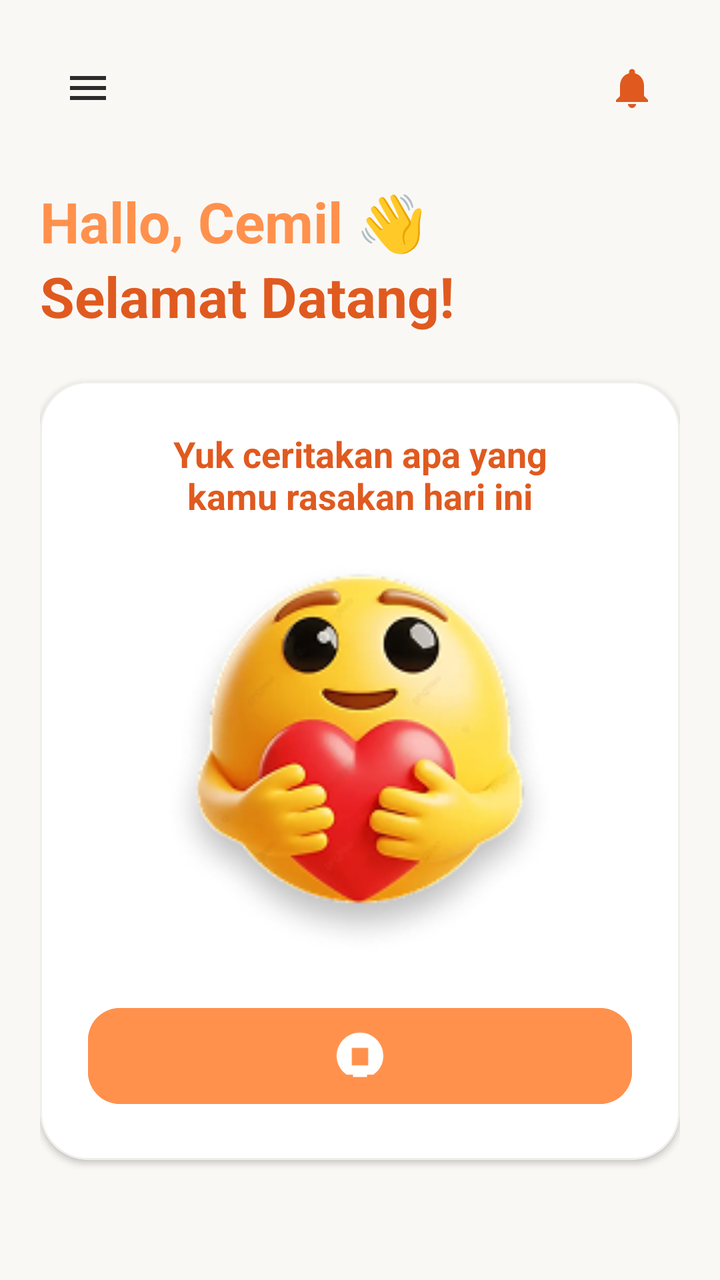
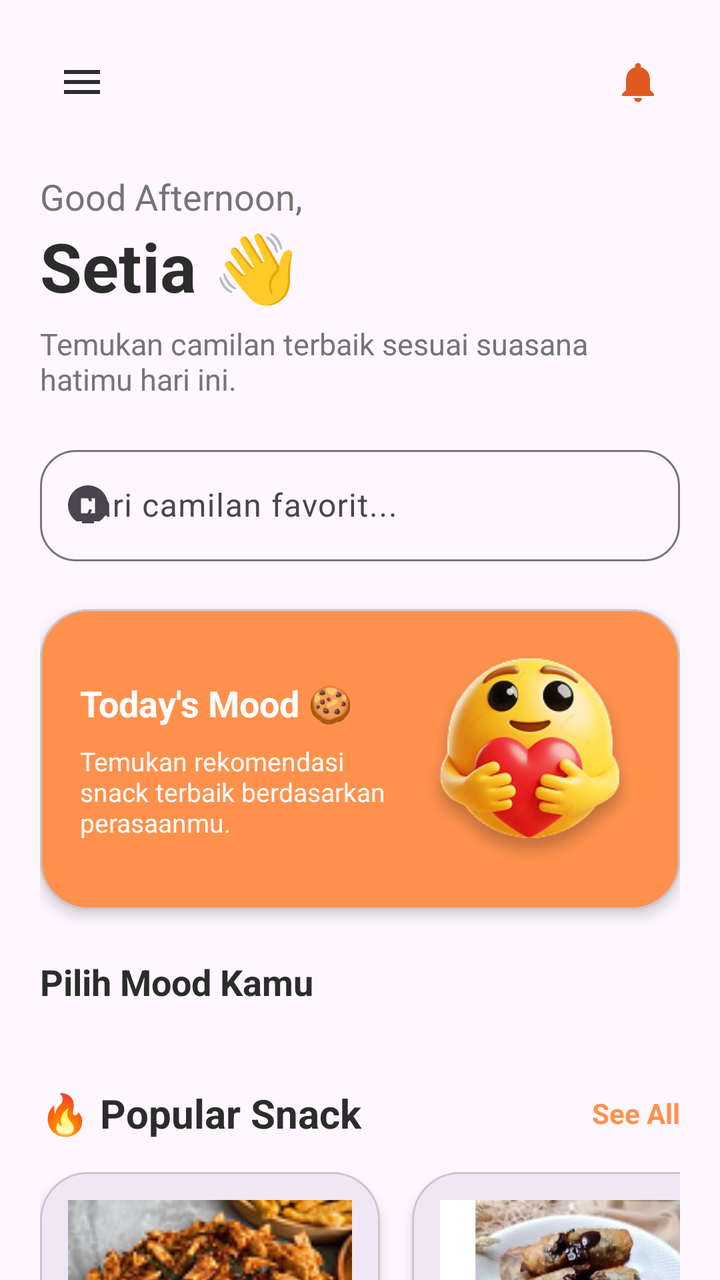

Before-and-after screenshots of an Android layout around one commit, followed by the original layout XML and the change that was made.
<!-- AndroidManifest.xml: application theme Theme.Cemil_feels -->
<!-- res/layout/activity_home.xml -->
<?xml version="1.0" encoding="utf-8"?>
<androidx.constraintlayout.widget.ConstraintLayout xmlns:android="http://schemas.android.com/apk/res/android"
    xmlns:app="http://schemas.android.com/apk/res-auto"
    android:layout_width="match_parent"
    android:layout_height="match_parent"
    android:background="@color/colorBackground"
    android:padding="20dp">

    
    <ImageButton
        android:id="@+id/btn_menu"
        android:layout_width="48dp"
        android:layout_height="48dp"
        android:background="?attr/selectableItemBackgroundBorderless"
        android:contentDescription="Menu"
        app:srcCompat="@drawable/ic_menu"
        app:layout_constraintStart_toStartOf="parent"
        app:layout_constraintTop_toTopOf="parent" />

    <ImageButton
        android:id="@+id/btn_notification"
        android:layout_width="48dp"
        android:layout_height="48dp"
        android:background="?attr/selectableItemBackgroundBorderless"
        android:contentDescription="Notifikasi"
        app:srcCompat="@drawable/ic_bell"
        app:layout_constraintEnd_toEndOf="parent"
        app:layout_constraintTop_toTopOf="parent" />

    
    <TextView
        android:id="@+id/tv_home_hello"
        android:layout_width="match_parent"
        android:layout_height="wrap_content"
        android:layout_marginTop="24dp"
        android:text="Hallo, Cemil 👋"
        android:textColor="@color/colorPrimary"
        android:textSize="28sp"
        android:textStyle="bold"
        app:layout_constraintTop_toBottomOf="@id/btn_menu" />

    <TextView
        android:id="@+id/tv_home_welcome"
        android:layout_width="match_parent"
        android:layout_height="wrap_content"
        android:text="Selamat Datang!"
        android:textColor="@color/colorPrimaryDark"
        android:textSize="28sp"
        android:textStyle="bold"
        app:layout_constraintTop_toBottomOf="@id/tv_home_hello" />

    
    <com.google.android.material.card.MaterialCardView
        android:id="@+id/card_home_interactive"
        android:layout_width="match_parent"
        android:layout_height="0dp"
        android:layout_marginTop="24dp"
        android:layout_marginBottom="40dp"
        app:cardCornerRadius="24dp"
        app:cardElevation="2dp"
        app:strokeColor="@color/colorGrayLight"
        app:strokeWidth="1dp"
        app:cardBackgroundColor="@color/white"
        app:layout_constraintBottom_toBottomOf="parent"
        app:layout_constraintTop_toBottomOf="@id/tv_home_welcome">

        <androidx.constraintlayout.widget.ConstraintLayout
            android:layout_width="match_parent"
            android:layout_height="match_parent"
            android:padding="24dp">

            
            <TextView
                android:id="@+id/tv_card_invitation"
                android:layout_width="match_parent"
                android:layout_height="wrap_content"
                android:text="Yuk ceritakan apa yang\nkamu rasakan hari ini"
                android:textColor="@color/colorPrimaryDark"
                android:textSize="18sp"
                android:textStyle="bold"
                android:gravity="center"
                app:layout_constraintTop_toTopOf="parent" />

            
            <ImageView
                android:id="@+id/iv_emoji_hug"
                android:layout_width="200dp"
                android:layout_height="200dp"
                android:src="@drawable/emot_home"
                android:scaleType="fitCenter"
                app:layout_constraintBottom_toTopOf="@id/btn_pointer"
                app:layout_constraintEnd_toEndOf="parent"
                app:layout_constraintStart_toStartOf="parent"
                app:layout_constraintTop_toBottomOf="@id/tv_card_invitation" />

            
            <com.google.android.material.button.MaterialButton
                android:id="@+id/btn_pointer"
                android:layout_width="match_parent"
                android:layout_height="56dp"
                android:backgroundTint="@color/colorPrimary"
                app:icon="@drawable/ic_pointer"
                app:iconGravity="textStart"
                app:iconPadding="0dp"
                app:iconSize="28dp"
                app:iconTint="@color/white"
                app:cornerRadius="16dp"
                app:layout_constraintBottom_toBottomOf="parent" />

        </androidx.constraintlayout.widget.ConstraintLayout>
    </com.google.android.material.card.MaterialCardView>

</androidx.constraintlayout.widget.ConstraintLayout>
<!-- resources referenced by this layout -->
<resources>
  <color name="colorBackground">#FAF8F5</color>
  <color name="colorGrayLight">#F0EFEA</color>
  <color name="colorPrimary">#FF914D</color>
  <color name="colorPrimaryDark">#E05A1F</color>
  <color name="white">#FFFFFFFF</color>
  <!-- drawable emot_home: png bitmap (drawable, 41996 bytes) -->
  <!-- drawable ic_bell (drawable) -->
  <vector xmlns:android="http://schemas.android.com/apk/res/android"
      android:width="24dp"
      android:height="24dp"
      android:viewportWidth="24"
      android:viewportHeight="24">
    <path
        android:fillColor="#FFE05A1F"
        android:pathData="M12,22c1.1,0 2,-0.9 2,-2h-4c0,1.1 0.9,2 2,2zm6,-6v-5c0,-3.07 -1.63,-5.64 -4.5,-6.32V4c0,-0.83 -0.67,-1.5 -1.5,-1.5s-1.5,0.67 -1.5,1.5v0.68C7.64,5.36 6,7.92 6,11v5l-2,2v1h16v-1l-2,-2z"/>
  </vector>
  <!-- drawable ic_menu (drawable) -->
  <vector xmlns:android="http://schemas.android.com/apk/res/android"
      android:width="24dp"
      android:height="24dp"
      android:viewportWidth="24"
      android:viewportHeight="24">
    <path
        android:fillColor="#FF2C2C2C"
        android:pathData="M3,18h18v-2H3v2zm0,-5h18v-2H3v2zm0,-7v2h18V6H3z"/>
  </vector>
  <!-- drawable ic_pointer (drawable) -->
  <vector xmlns:android="http://schemas.android.com/apk/res/android"
      android:width="24dp"
      android:height="24dp"
      android:viewportWidth="24"
      android:viewportHeight="24">
    <path
        android:fillColor="#FFFFFFFF"
        android:pathData="M9,21h6v-2H9v2zm3,-19C6.48,2 2,6.48 2,12c0,3.31 1.69,6.21 4.28,8h11.44c2.59,-1.79 4.28,-4.69 4.28,-8 0,-5.52 -4.48,-10 -10,-10zm3.5,14H8.5V8.5h7V16z"/>
  </vector>
  <style name="Theme.Cemil_feels" parent="Base.Theme.Cemil_feels" />
  <style name="Base.Theme.Cemil_feels" parent="Theme.Material3.DayNight.NoActionBar">
          
          
      </style>
</resources>

<!-- the commit's change to res/layout/activity_home.xml (unified diff, before → after) -->
@@ -1,113 +1,395 @@
 <?xml version="1.0" encoding="utf-8"?>
-<androidx.constraintlayout.widget.ConstraintLayout xmlns:android="http://schemas.android.com/apk/res/android"
+<androidx.core.widget.NestedScrollView
+    xmlns:android="http://schemas.android.com/apk/res/android"
     xmlns:app="http://schemas.android.com/apk/res-auto"
     android:layout_width="match_parent"
     android:layout_height="match_parent"
-    android:background="@color/colorBackground"
-    android:padding="20dp">
-
-    
-    <ImageButton
-        android:id="@+id/btn_menu"
-        android:layout_width="48dp"
-        android:layout_height="48dp"
-        android:background="?attr/selectableItemBackgroundBorderless"
-        android:contentDescription="Menu"
-        app:srcCompat="@drawable/ic_menu"
-        app:layout_constraintStart_toStartOf="parent"
-        app:layout_constraintTop_toTopOf="parent" />
-
-    <ImageButton
-        android:id="@+id/btn_notification"
-        android:layout_width="48dp"
-        android:layout_height="48dp"
-        android:background="?attr/selectableItemBackgroundBorderless"
-        android:contentDescription="Notifikasi"
-        app:srcCompat="@drawable/ic_bell"
-        app:layout_constraintEnd_toEndOf="parent"
-        app:layout_constraintTop_toTopOf="parent" />
-
-    
-    <TextView
-        android:id="@+id/tv_home_hello"
+    android:fillViewport="true"
+    android:background="@drawable/bg_welcome">
+
+    <LinearLayout
         android:layout_width="match_parent"
         android:layout_height="wrap_content"
-        android:layout_marginTop="24dp"
-        android:text="Hallo, Cemil 👋"
-        android:textColor="@color/colorPrimary"
-        android:textSize="28sp"
-        android:textStyle="bold"
-        app:layout_constraintTop_toBottomOf="@id/btn_menu" />
-
-    <TextView
-        android:id="@+id/tv_home_welcome"
-        android:layout_width="match_parent"
-        android:layout_height="wrap_content"
-        android:text="Selamat Datang!"
-        android:textColor="@color/colorPrimaryDark"
-        android:textSize="28sp"
-        android:textStyle="bold"
-        app:layout_constraintTop_toBottomOf="@id/tv_home_hello" />
-
-    
-    <com.google.android.material.card.MaterialCardView
-        android:id="@+id/card_home_interactive"
-        android:layout_width="match_parent"
-        android:layout_height="0dp"
-        android:layout_marginTop="24dp"
-        android:layout_marginBottom="40dp"
-        app:cardCornerRadius="24dp"
-        app:cardElevation="2dp"
-        app:strokeColor="@color/colorGrayLight"
-        app:strokeWidth="1dp"
-        app:cardBackgroundColor="@color/white"
-        app:layout_constraintBottom_toBottomOf="parent"
-        app:layout_constraintTop_toBottomOf="@id/tv_home_welcome">
-
-        <androidx.constraintlayout.widget.ConstraintLayout
-            android:layout_width="match_parent"
-            android:layout_height="match_parent"
-            android:padding="24dp">
-
-            
-            <TextView
-                android:id="@+id/tv_card_invitation"
+        android:orientation="vertical"
+        android:padding="20dp">
+
+        
+        
+        
+
+        <LinearLayout
+            android:layout_width="match_parent"
+            android:layout_height="wrap_content"
+            android:orientation="horizontal"
+            android:gravity="center_vertical">
+
+            <ImageButton
+                android:id="@+id/btn_menu"
+                android:layout_width="42dp"
+                android:layout_height="42dp"
+                android:background="?attr/selectableItemBackgroundBorderless"
+                android:src="@drawable/ic_menu"
+                android:contentDescription="Menu"/>
+
+            <View
+                android:layout_width="0dp"
+                android:layout_height="1dp"
+                android:layout_weight="1"/>
+
+            <ImageButton
+                android:id="@+id/btn_notification"
+                android:layout_width="42dp"
+                android:layout_height="42dp"
+                android:background="?attr/selectableItemBackgroundBorderless"
+                android:src="@drawable/ic_bell"
+                android:contentDescription="Notification"/>
+
+        </LinearLayout>
+
+        
+        
+        
+
+        <TextView
+            android:layout_width="wrap_content"
+            android:layout_height="wrap_content"
+            android:text="Good Afternoon,"
+            android:textColor="@color/textSecondary"
+            android:textSize="18sp"
+            android:layout_marginTop="24dp"/>
+
+        <TextView
+            android:id="@+id/tvUsername"
+            android:layout_width="wrap_content"
+            android:layout_height="wrap_content"
+            android:text="Setia 👋"
+            android:textStyle="bold"
+            android:textSize="34sp"
+            android:textColor="@color/textPrimary"/>
+
+        <TextView
+            android:layout_width="match_parent"
+            android:layout_height="wrap_content"
+            android:text="Temukan camilan terbaik sesuai suasana hatimu hari ini."
+            android:textColor="@color/textSecondary"
+            android:textSize="15sp"
+            android:layout_marginTop="6dp"/>
+
+        
+        
+        
+
+        <com.google.android.material.textfield.TextInputLayout
+            android:id="@+id/searchLayout"
+            style="@style/Widget.Material3.TextInputLayout.OutlinedBox"
+            android:layout_width="match_parent"
+            android:layout_height="wrap_content"
+            android:layout_marginTop="20dp"
+            android:hint="Cari camilan favorit..."
+            app:startIconDrawable="@drawable/ic_pointer"
+            app:boxCornerRadiusTopStart="18dp"
+            app:boxCornerRadiusTopEnd="18dp"
+            app:boxCornerRadiusBottomStart="18dp"
+            app:boxCornerRadiusBottomEnd="18dp">
+
+            <com.google.android.material.textfield.TextInputEditText
+                android:id="@+id/etSearch"
+                android:layout_width="match_parent"
+                android:layout_height="wrap_content"/>
+
+        </com.google.android.material.textfield.TextInputLayout>
+
+        
+        
+        
+
+        <com.google.android.material.card.MaterialCardView
+            android:layout_width="match_parent"
+            android:layout_height="wrap_content"
+            android:layout_marginTop="24dp"
+            app:cardCornerRadius="24dp"
+            app:cardElevation="4dp"
+            app:cardBackgroundColor="@color/colorPrimary">
+
+            <LinearLayout
                 android:layout_width="match_parent"
                 android:layout_height="wrap_content"
-                android:text="Yuk ceritakan apa yang\nkamu rasakan hari ini"
-                android:textColor="@color/colorPrimaryDark"
-                android:textSize="18sp"
-                android:textStyle="bold"
-                android:gravity="center"
-                app:layout_constraintTop_toTopOf="parent" />
+                android:orientation="horizontal"
+                android:padding="20dp"
+                android:gravity="center_vertical">
+
+                <LinearLayout
+                    android:layout_width="0dp"
+                    android:layout_height="wrap_content"
+                    android:layout_weight="1"
+                    android:orientation="vertical">
+
+                    <TextView
+                        android:layout_width="wrap_content"
+                        android:layout_height="wrap_content"
+                        android:text="Today's Mood 🍪"
+                        android:textColor="@android:color/white"
+                        android:textStyle="bold"
+                        android:textSize="18sp"/>
+
+                    <TextView
+                        android:layout_width="wrap_content"
+                        android:layout_height="wrap_content"
+                        android:text="Temukan rekomendasi snack terbaik berdasarkan perasaanmu."
+                        android:textColor="@android:color/white"
+                        android:textSize="13sp"
+                        android:layout_marginTop="8dp"/>
+
+                </LinearLayout>
+
+                <ImageView
+                    android:layout_width="110dp"
+                    android:layout_height="110dp"
+                    android:src="@drawable/emot_home"
+                    android:scaleType="fitCenter"/>
+
+            </LinearLayout>
+
+        </com.google.android.material.card.MaterialCardView>
+
+        
+        
+        
+
+        <TextView
+            android:layout_width="wrap_content"
+            android:layout_height="wrap_content"
+            android:text="Pilih Mood Kamu"
+            android:textStyle="bold"
+            android:textSize="18sp"
+            android:textColor="@color/textPrimary"
+            android:layout_marginTop="24dp"/>
+
+        <com.google.android.material.chip.ChipGroup
+            android:id="@+id/chipGroupMood"
+            android:layout_width="match_parent"
+            android:layout_height="wrap_content"
+            android:layout_marginTop="12dp"
+            app:singleSelection="true">
+
+            <com.google.android.material.chip.Chip
+                android:id="@+id/chipHappy"
+                style="@style/Widget.Material3.Chip.Assist"
+                android:text="😊 Happy"/>
+
+            <com.google.android.material.chip.Chip
+                android:id="@+id/chipSad"
+                style="@style/Widget.Material3.Chip.Assist"
+                android:text="😢 Sad"/>
+
+            <com.google.android.material.chip.Chip
+                android:id="@+id/chipAngry"
+                style="@style/Widget.Material3.Chip.Assist"
+                android:text="😡 Angry"/>
+
+            <com.google.android.material.chip.Chip
+                android:id="@+id/chipBored"
+                style="@style/Widget.Material3.Chip.Assist"
+                android:text="😴 Bored"/>
+
+        </com.google.android.material.chip.ChipGroup>
 
             
-            <ImageView
-                android:id="@+id/iv_emoji_hug"
-                android:layout_width="200dp"
-                android:layout_height="200dp"
-                android:src="@drawable/emot_home"
-                android:scaleType="fitCenter"
-                app:layout_constraintBottom_toTopOf="@id/btn_pointer"
-                app:layout_constraintEnd_toEndOf="parent"
-                app:layout_constraintStart_toStartOf="parent"
-                app:layout_constraintTop_toBottomOf="@id/tv_card_invitation" />
-
             
-            <com.google.android.material.button.MaterialButton
-                android:id="@+id/btn_pointer"
+            
+
+            <LinearLayout
                 android:layout_width="match_parent"
-                android:layout_height="56dp"
-                android:backgroundTint="@color/colorPrimary"
-                app:icon="@drawable/ic_pointer"
-                app:iconGravity="textStart"
-                app:iconPadding="0dp"
-                app:iconSize="28dp"
-                app:iconTint="@color/white"
-                app:cornerRadius="16dp"
-                app:layout_constraintBottom_toBottomOf="parent" />
-
-        </androidx.constraintlayout.widget.ConstraintLayout>
-    </com.google.android.material.card.MaterialCardView>
-
-</androidx.constraintlayout.widget.ConstraintLayout>
+                android:layout_height="wrap_content"
+                android:layout_marginTop="28dp"
+                android:gravity="center_vertical"
+                android:orientation="horizontal">
+
+                <TextView
+                    android:layout_width="0dp"
+                    android:layout_height="wrap_content"
+                    android:layout_weight="1"
+                    android:text="🔥 Popular Snack"
+                    android:textColor="@color/textPrimary"
+                    android:textSize="20sp"
+                    android:textStyle="bold"/>
+
+                <TextView
+                    android:id="@+id/tvSeeAll"
+                    android:layout_width="wrap_content"
+                    android:layout_height="wrap_content"
+                    android:text="See All"
+                    android:textColor="@color/colorPrimary"
+                    android:textStyle="bold"/>
+
+            </LinearLayout>
+
+            
+
+            <HorizontalScrollView
+                android:layout_width="match_parent"
+                android:layout_height="wrap_content"
+                android:layout_marginTop="16dp"
+                android:scrollbars="none">
+
+                <LinearLayout
+                    android:layout_width="wrap_content"
+                    android:layout_height="wrap_content"
+                    android:orientation="horizontal">
+
+                    
+
+                    <com.google.android.material.card.MaterialCardView
+                        android:layout_width="170dp"
+                        android:layout_height="230dp"
+                        android:layout_marginEnd="16dp"
+                        app:cardCornerRadius="24dp"
+                        app:cardElevation="4dp">
+
+                        <LinearLayout
+                            android:layout_width="match_parent"
+                            android:layout_height="match_parent"
+                            android:orientation="vertical"
+                            android:padding="14dp">
+
+                            <ImageView
+                                android:layout_width="match_parent"
+                                android:layout_height="120dp"
+                                android:scaleType="centerCrop"
+                                android:src="@drawable/basreng_stik"/>
+
+                            <TextView
+                                android:layout_width="wrap_content"
+                                android:layout_height="wrap_content"
+                                android:text="Basreng Pedas"
+                                android:textStyle="bold"
+                                android:textSize="16sp"
+                                android:textColor="@color/textPrimary"
+                                android:layout_marginTop="10dp"/>
+
+                            <TextView
+                                android:layout_width="wrap_content"
+                                android:layout_height="wrap_content"
+                                android:text="⭐⭐⭐⭐⭐"
+                                android:textColor="#F9A825"
+                                android:layout_marginTop="4dp"/>
+
+                            <TextView
+                                android:layout_width="wrap_content"
+                                android:layout_height="wrap_content"
+                                android:text="Rp12.000"
+                                android:textStyle="bold"
+                                android:textColor="@color/colorPrimary"
+                                android:textSize="16sp"
+                                android:layout_marginTop="6dp"/>
+
+                        </LinearLayout>
+
+                    </com.google.android.material.card.MaterialCardView>
+
+                    
+
+                    <com.google.android.material.card.MaterialCardView
+                        android:layout_width="170dp"
+                        android:layout_height="230dp"
+                        android:layout_marginEnd="16dp"
+                        app:cardCornerRadius="24dp"
+                        app:cardElevation="4dp">
+
+                        <LinearLayout
+                            android:layout_width="match_parent"
+                            android:layout_height="match_parent"
+                            android:orientation="vertical"
+                            android:padding="14dp">
+
+                            <ImageView
+                                android:layout_width="match_parent"
+                                android:layout_height="120dp"
+                                android:scaleType="centerCrop"
+                                android:src="@drawable/piscok_lumer_coklat"/>
+
+                            <TextView
+                                android:layout_width="wrap_content"
+                                android:layout_height="wrap_content"
+                                android:text="Piscok Lumer"
+                                android:textStyle="bold"
+                                android:textSize="16sp"
+                                android:textColor="@color/textPrimary"
+                                android:layout_marginTop="10dp"/>
+
+                            <TextView
+                                android:layout_width="wrap_content"
+                                android:layout_height="wrap_content"
+                                android:text="⭐⭐⭐⭐⭐"
+                                android:textColor="#F9A825"
+                                android:layout_marginTop="4dp"/>
+
+                            <TextView
+                                android:layout_width="wrap_content"
+                                android:layout_height="wrap_content"
+                                android:text="Rp15.000"
+                                android:textStyle="bold"
+                                android:textColor="@color/colorPrimary"
+                                android:textSize="16sp"
+                                android:layout_marginTop="6dp"/>
+
+                        </LinearLayout>
+
+                    </com.google.android.material.card.MaterialCardView>
+
+                    
+
+                    <com.google.android.material.card.MaterialCardView
+                        android:layout_width="170dp"
+                        android:layout_height="230dp"
+                        app:cardCornerRadius="24dp"
+                        app:cardElevation="4dp">
+
+                        <LinearLayout
+                            android:layout_width="match_parent"
+                            android:layout_height="match_parent"
+                            android:orientation="vertical"
+                            android:padding="14dp">
+
+                            <ImageView
+                                android:layout_width="match_parent"
+                                android:layout_height="120dp"
+                                android:scaleType="centerCrop"
+                                android:src="@drawable/cireng_sambal_rujak"/>
+
+                            <TextView
+                                android:layout_width="wrap_content"
+                                android:layout_height="wrap_content"
+                                android:text="Cireng Rujak"
+                                android:textStyle="bold"
+                                android:textSize="16sp"
+                                android:textColor="@color/textPrimary"
+                                android:layout_marginTop="10dp"/>
+
+                            <TextView
+                                android:layout_width="wrap_content"
+                                android:layout_height="wrap_content"
+                                android:text="⭐⭐⭐⭐⭐"
+                                android:textColor="#F9A825"
+                                android:layout_marginTop="4dp"/>
+
+                            <TextView
+                                android:layout_width="wrap_content"
+                                android:layout_height="wrap_content"
+                                android:text="Rp14.000"
+                                android:textStyle="bold"
+                                android:textColor="@color/colorPrimary"
+                                android:textSize="16sp"
+                                android:layout_marginTop="6dp"/>
+
+                        </LinearLayout>
+
+                    </com.google.android.material.card.MaterialCardView>
+
+                </LinearLayout>
+
+            </HorizontalScrollView>
+
+    </LinearLayout>
+
+</androidx.core.widget.NestedScrollView>
<!-- resource entries referenced after the edit -->
@@ -1,10 +1,10 @@
 <!-- resources referenced by this layout -->
 <resources>
-  <color name="colorBackground">#FAF8F5</color>
-  <color name="colorGrayLight">#F0EFEA</color>
   <color name="colorPrimary">#FF914D</color>
-  <color name="colorPrimaryDark">#E05A1F</color>
-  <color name="white">#FFFFFFFF</color>
+  <color name="textPrimary">#2C2C2C</color>
+  <color name="textSecondary">#757575</color>
+  <!-- drawable basreng_stik: png bitmap (drawable, 32994 bytes) -->
+  <!-- drawable cireng_sambal_rujak: jpeg bitmap (drawable, 39592 bytes) -->
   <!-- drawable emot_home: png bitmap (drawable, 41996 bytes) -->
   <!-- drawable ic_bell (drawable) -->
   <vector xmlns:android="http://schemas.android.com/apk/res/android"
@@ -36,6 +36,7 @@
         android:fillColor="#FFFFFFFF"
         android:pathData="M9,21h6v-2H9v2zm3,-19C6.48,2 2,6.48 2,12c0,3.31 1.69,6.21 4.28,8h11.44c2.59,-1.79 4.28,-4.69 4.28,-8 0,-5.52 -4.48,-10 -10,-10zm3.5,14H8.5V8.5h7V16z"/>
   </vector>
+  <!-- drawable piscok_lumer_coklat: jpeg bitmap (drawable, 26172 bytes) -->
   <style name="Theme.Cemil_feels" parent="Base.Theme.Cemil_feels" />
   <style name="Base.Theme.Cemil_feels" parent="Theme.Material3.DayNight.NoActionBar">
           
